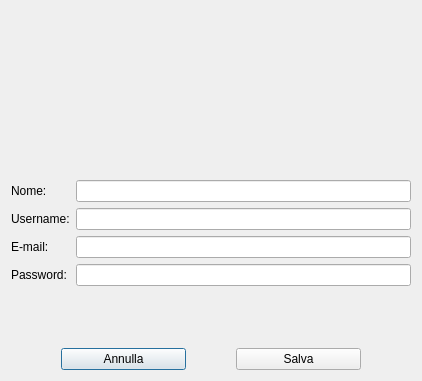
The window that Client/account.ui (MarcoFlo/Google-Drive) describes before a commit, drawn with Qt 5.
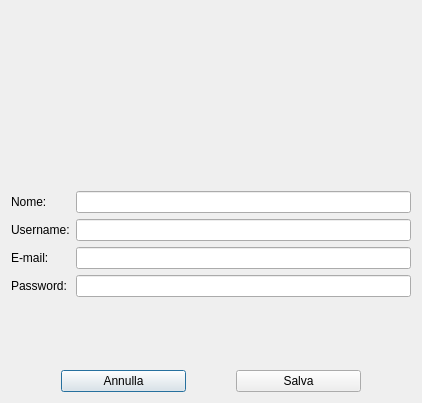
The same window after the commit. Icons and pictures are not drawn.

```diff
--- a/Client/account.ui
+++ b/Client/account.ui
@@ -7,7 +7,7 @@
     <x>0</x>
     <y>0</y>
     <width>422</width>
-    <height>381</height>
+    <height>403</height>
    </rect>
   </property>
   <property name="windowTitle">
```
Left out of the diff: 8 changed lines with no effect on the pictures.
